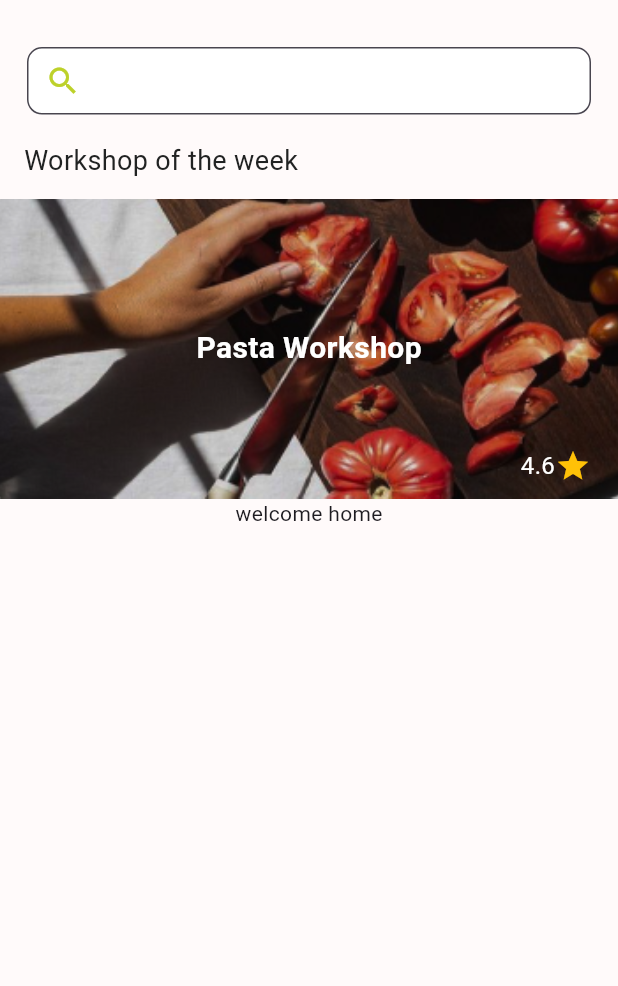
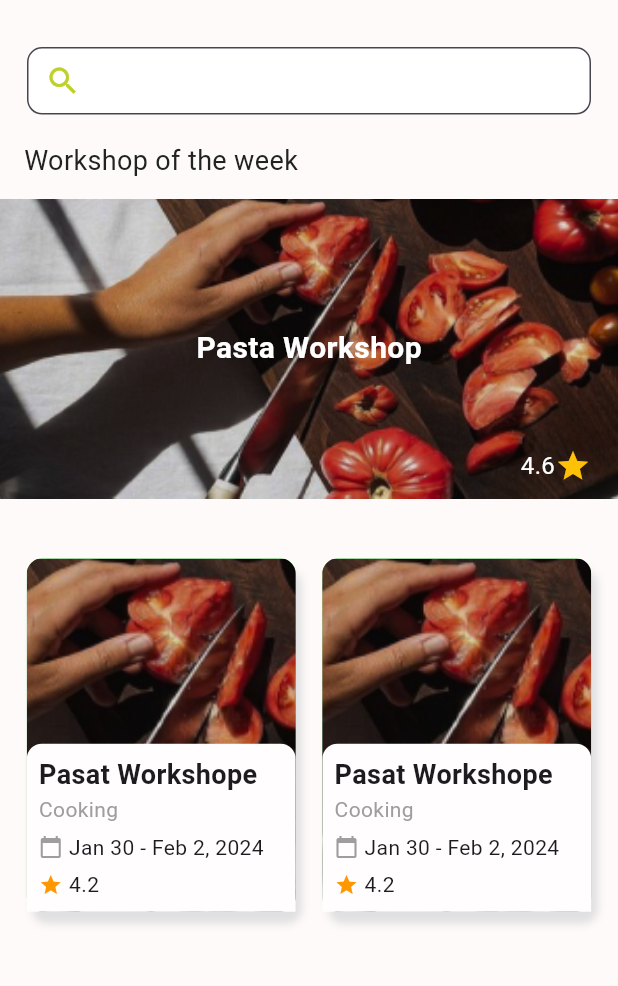
Before and after one commit to Rahafahg/shaghaf, a Flutter app: the UserHomeScreen screen opened directly, on a phone screen of 412 x 824 dp, the part 75-1061 px from its top. Run offline on Flutter 3.47's test engine with Material 3 defaults, Android fonts, the phone set to English and light mode, and no system bars; our stand-ins replace flutter_bloc, flutter_dotenv, font_awesome_flutter, get_it, get_storage, hugeicons and 4 more; accounts and stored records are empty.

Commit message:
finished from the card and split into custom one

```diff
--- a/lib/constants/constants.dart
+++ b/lib/constants/constants.dart
@@ -8,4 +8,5 @@ class Constants {
   static const Color lightOrange = Color(0xffF2B330);
   static const Color lightGreen = Color(0xffBDD12A);
   static const Color textColor = Color(0xff212222);
+  static const Color cardColor = Color(0xffFFFDFD);
 }
--- a/lib/screens/user_screens/user_home_screen.dart
+++ b/lib/screens/user_screens/user_home_screen.dart
@@ -5,6 +5,7 @@ import 'package:shaghaf/extensions/screen_nav.dart';
 import 'package:shaghaf/extensions/screen_size.dart';
 import 'package:shaghaf/screens/auth_screens/bloc/auth_bloc.dart';
 import 'package:shaghaf/screens/user_screens/user_notification_screen.dart';
+import 'package:shaghaf/widgets/cards/workshope_card.dart';
 
 class UserHomeScreen extends StatelessWidget {
   const UserHomeScreen({super.key});
@@ -75,11 +76,11 @@ class UserHomeScreen extends StatelessWidget {
                 ),
               ),
             ),
-            Row(
+            const Row(
               mainAxisAlignment: MainAxisAlignment.start,
               children: [
                 Padding(
-                  padding: const EdgeInsets.only(left: 16, bottom: 12),
+                  padding: EdgeInsets.only(left: 16, bottom: 12),
                   child: Text(
                     "Workshop of the week",
                     style: TextStyle(fontSize: 18, color: Constants.textColor),
@@ -96,7 +97,7 @@ class UserHomeScreen extends StatelessWidget {
                   // width: context.getWidth(),
                   height: 200,
                 ),
-                Center(
+                const Center(
                   child: Text(
                     "Pasta Workshop",
                     style: TextStyle(
@@ -106,7 +107,7 @@ class UserHomeScreen extends StatelessWidget {
                     ),
                   ),
                 ),
-                Positioned(
+                const Positioned(
                   bottom: 10,
                   right: 18,
                   child: Row(
@@ -124,7 +125,32 @@ class UserHomeScreen extends StatelessWidget {
                 ),
               ],
             ),
-            const Text("welcome home")
+            SizedBox(
+              height: 40,
+            ),
+            Row(
+              mainAxisAlignment: MainAxisAlignment.spaceEvenly,
+              children: [
+                workshopCard(
+                  title: "Pasat Workshope",
+                  subCatigory: "Cooking",
+                  date: "Jan 30 - Feb 2, 2024",
+                  rate: "4.2",
+                ),
+                workshopCard(
+                  title: "Pasat Workshope",
+                  subCatigory: "Cooking",
+                  date: "Jan 30 - Feb 2, 2024",
+                  rate: "4.2",
+                ),
+              ],
+            )
+            //  , workshopCard(
+            //     title: "Pasat Workshope",
+            //     subCatigory: "Cooking",
+            //     date: "Jan 30 - Feb 2, 2024",
+            //     rate: "4.2",
+            //   ),
           ]),
         ),
       ),
--- /dev/null
+++ b/lib/widgets/cards/workshope_card.dart
@@ -0,0 +1,89 @@
+
+import 'package:flutter/material.dart';
+import 'package:shaghaf/constants/constants.dart';
+import 'package:shaghaf/extensions/screen_size.dart';
+
+class workshopCard extends StatelessWidget {
+  final String title;
+  final String subCatigory;
+  final String date;
+  final String rate;
+  const workshopCard(
+      {super.key,
+      required this.title,
+      required this.subCatigory,
+      required this.date,
+      required this.rate});
+
+  @override
+  Widget build(BuildContext context) {
+    return Container(
+      width: context.getWidth(divideBy: 2.3),
+      height: context.getHeight(divideBy: 3.5),
+      decoration: BoxDecoration(
+        borderRadius: BorderRadius.circular(10.0),
+        color: Colors.green,
+        image: DecorationImage(
+          image: AssetImage("assets/images/pasta_workshop.png"),
+          fit: BoxFit.cover,
+        ),
+        boxShadow: [
+          BoxShadow(
+            color: Colors.grey.shade300,
+            blurRadius: 4,
+            offset: Offset(4, 8), // Shadow position
+          ),
+        ],
+      ),
+      child: Column(
+        children: [
+          Spacer(),
+          Container(
+            decoration: BoxDecoration(
+              borderRadius: BorderRadius.only(
+                  topLeft: Radius.circular(10.0),
+                  topRight: Radius.circular(10.0)),
+              color: Constants.cardColor,
+            ),
+            width: context.getWidth(),
+            child: Padding(
+              padding: EdgeInsets.all(8.0),
+              child: Column(
+                crossAxisAlignment: CrossAxisAlignment.start,
+                children: [
+                  Text(
+                    "$title",
+                    style: TextStyle(
+                      fontSize: 18,
+                      fontWeight: FontWeight.bold,
+                    ),
+                  ),
+                  Text(
+                    '$subCatigory',
+                    style: TextStyle(fontSize: 14, color: Colors.grey),
+                  ),
+                  SizedBox(height: 5),
+                  Row(
+                    children: [
+                      Icon(Icons.calendar_today, size: 16, color: Colors.grey),
+                      SizedBox(width: 4),
+                      Text('$date'),
+                    ],
+                  ),
+                  SizedBox(height: 5),
+                  Row(
+                    children: [
+                      Icon(Icons.star, size: 16, color: Colors.orange),
+                      SizedBox(width: 4),
+                      Text('$rate'),
+                    ],
+                  ),
+                ],
+              ),
+            ),
+          )
+        ],
+      ),
+    );
+  }
+}
```
